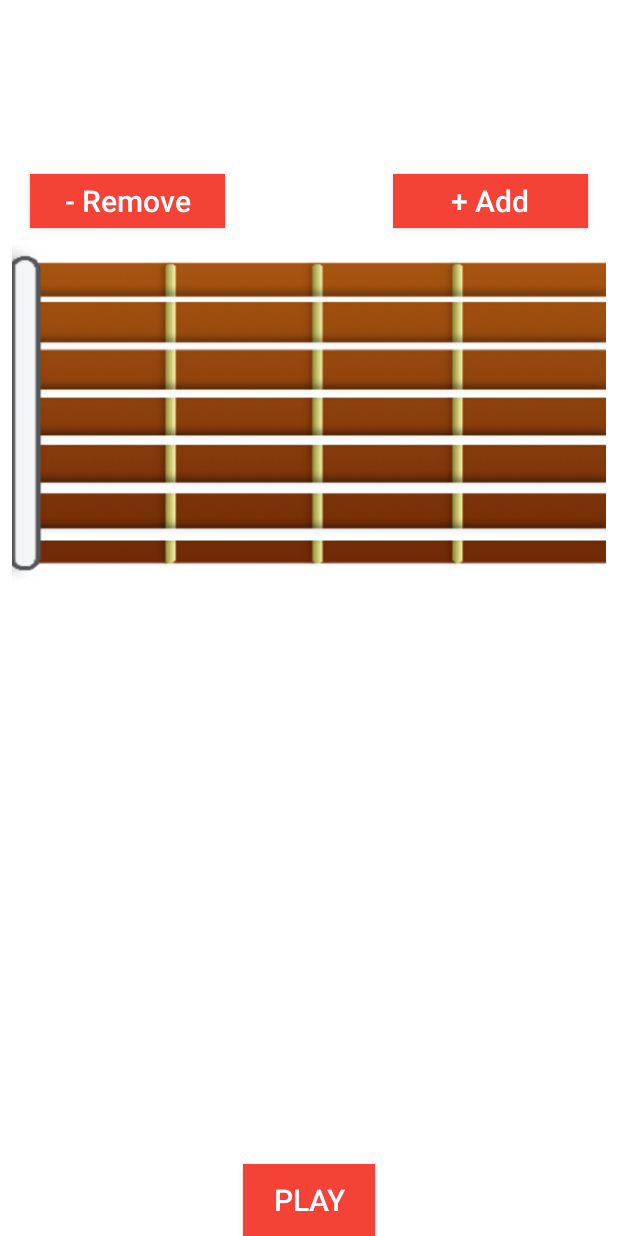
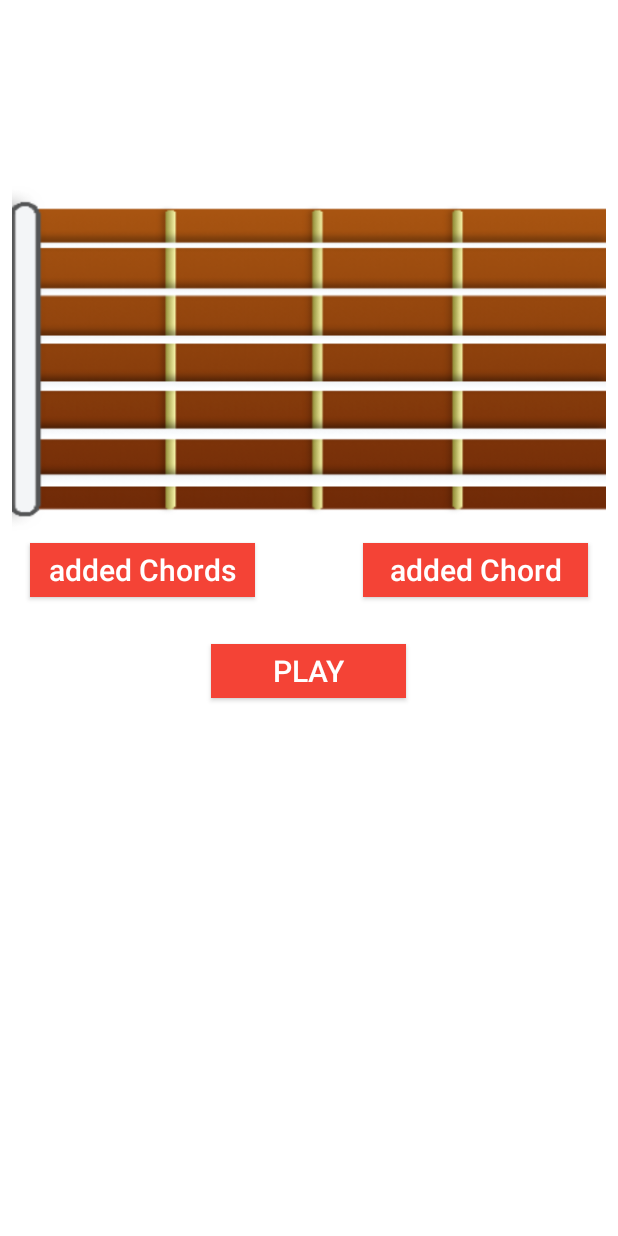
Before and after one commit to FRETX/FretXAppAndroid, an Android app: the fragment LearnCustomChordExerciseFragment shown on its own in the app's theme, on a phone screen of 412 x 824 dp. Run offline under Robolectric (Android 15) with nearby library versions, the phone set to English and light mode, and no system bars; 36 statements that could not run were skipped.

Commit message:
[+] added/add buttons [+] listview dialog for added chords [+] remove chords in dialog [*] save feature not implemented

```diff
--- a/app/src/main/res/layout/chord_custom_sequence_layout.xml
+++ b/app/src/main/res/layout/chord_custom_sequence_layout.xml
@@ -55,46 +55,28 @@
         </LinearLayout>
 
         <Button
-            android:layout_width="130dp"
             android:layout_height="36dp"
-            android:id="@+id/removeChordButton"
-            android:text="- Remove"
-
+            android:id="@+id/addChordButton"
+            android:text="added Chord"
             android:background="@color/primary"
             android:textColor="@color/background"
             android:textSize="20dp"
             android:textAllCaps="false"
             android:textAlignment="center"
 
-            android:layout_below="@id/chordPickerContainer"
-            android:layout_alignParentLeft="true"
-            android:layout_marginLeft="20dp"
-            />
-
-        <Button
-            android:layout_width="130dp"
-            android:layout_height="36dp"
-            android:id="@+id/addChordButton"
-            android:text="+ Add"
-            android:background="@color/primary"
-            android:textColor="@color/background"
-            android:textSize="20dp"
-            android:textAllCaps="false"
-            android:textAlignment="center"
-
-            android:layout_below="@id/chordPickerContainer"
+            android:layout_below="@+id/customChordExerciseView"
             android:layout_alignParentRight="true"
             android:layout_marginRight="20dp"
-            />
+            android:layout_width="150dp" />
 
 
         <fretx.version4.paging.learn.LearnCustomChordExerciseView
             android:id="@+id/customChordExerciseView"
             android:layout_width="match_parent"
             android:layout_height="@dimen/fretboardHeight"
-            android:layout_below="@id/addChordButton"
             android:layout_margin="@dimen/fretboardMargin"
             android:orientation="vertical"
+            android:layout_below="@+id/chordPickerContainer"
             >
 
             <TextView
@@ -120,26 +102,32 @@
         </fretx.version4.paging.learn.LearnCustomChordExerciseView>
 
         <Button
-            android:layout_width="wrap_content"
-            android:layout_height="wrap_content"
+            android:layout_width="150dp"
+            android:layout_height="36dp"
+            android:id="@+id/addedChordButton"
+            android:text="added Chords"
+
+            android:background="@color/primary"
+            android:textColor="@color/background"
+            android:textSize="20dp"
+            android:textAllCaps="false"
+            android:textAlignment="center"
+
+            android:layout_marginLeft="20dp"
+            android:layout_below="@+id/customChordExerciseView"
+            android:layout_alignParentStart="true" />
+
+        <Button
+            android:layout_width="130dp"
+            android:layout_height="36dp"
             android:id="@+id/startExerciseButton"
             android:text="Play"
-            android:layout_alignParentBottom="true"
-            android:layout_centerHorizontal="true"
             android:background="@color/primary"
             android:textSize="20sp"
-            android:textColor="@color/background"/>
-
-        <ListView
-            android:layout_width="100dp"
-            android:layout_height="150dp"
-            android:id="@+id/chordSequenceListView"
-            android:layout_below="@id/customChordExerciseView"
-            android:scrollbars="horizontal"
-
-            ></ListView>
-
-
+            android:textColor="@color/background"
+            android:layout_below="@+id/addChordButton"
+            android:layout_centerHorizontal="true"
+            android:layout_marginTop="31dp" />
 
 
     </RelativeLayout>
```
Also changed, not shown: app/src/main/res/layout/chord_custom_sequence_dialog.xml (added, +23 -0 lines), app/src/main/res/layout/chord_custom_sequence_dialog_item.xml (added, +28 -0 lines).
